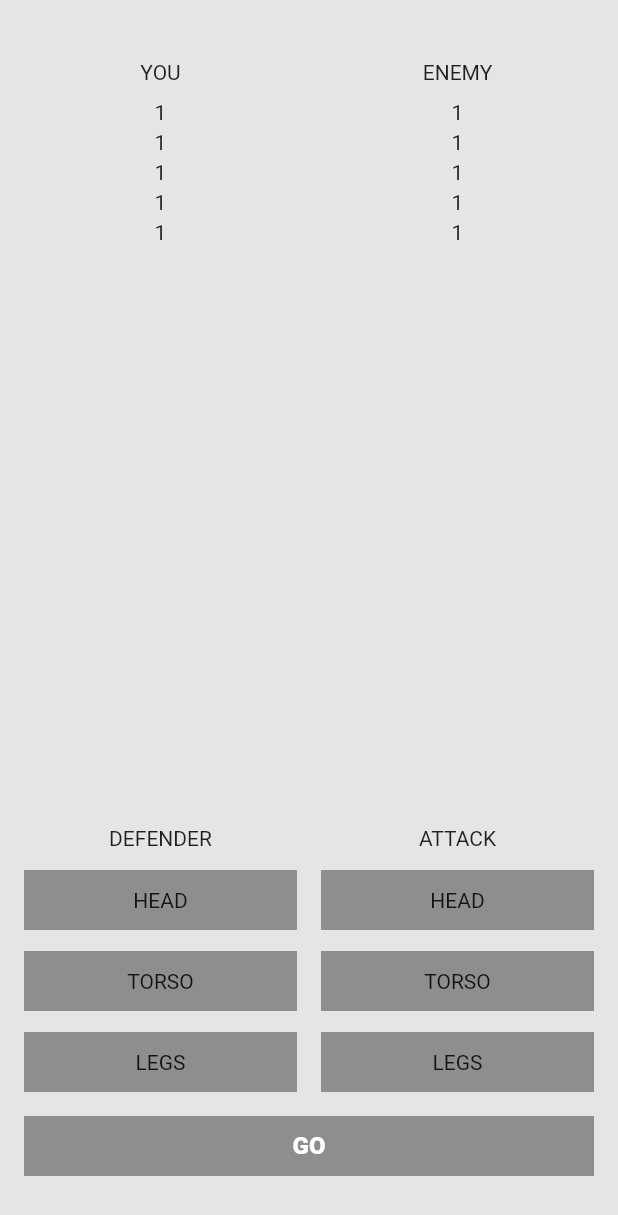
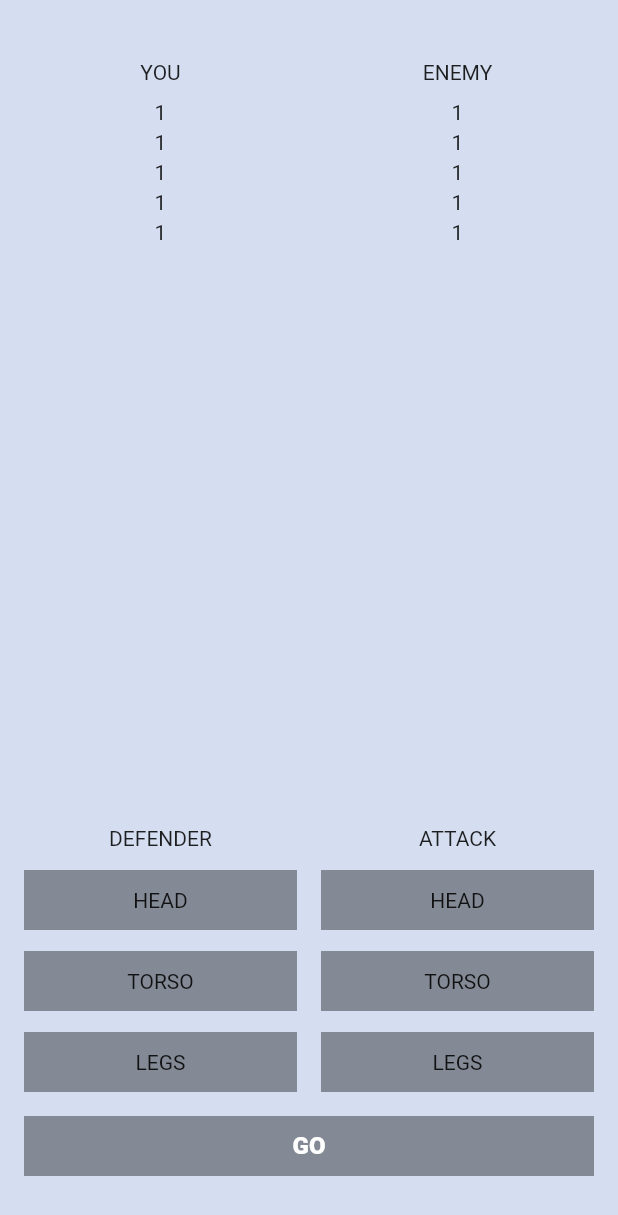
Before and after one commit to Timur2510/flutter_fight_club, a Flutter app: the screen it shows after launch, on a phone screen of 412 x 824 dp. Shown: the top 1215 px of the screen. Run offline on Flutter 3.47's test engine with Material 2 defaults, Android fonts, the phone set to English and light mode, and no system bars.

Commit message:
chanche bgcolor

```diff
--- a/lib/main.dart
+++ b/lib/main.dart
@@ -37,7 +37,7 @@ class _MyHomePageState extends State<MyHomePage> {
   Widget build(BuildContext context) {
 
     return Scaffold(
-      backgroundColor: Color.fromRGBO(229, 229, 229, 1),
+      backgroundColor: Color.fromRGBO(213, 222, 240, 1),
       body: Column(
         children: [
           SizedBox(
```
